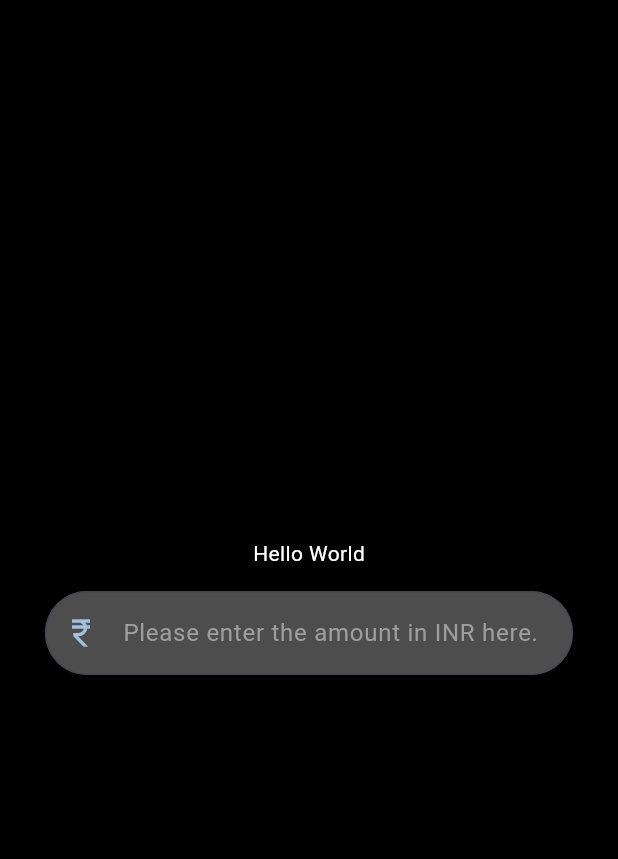
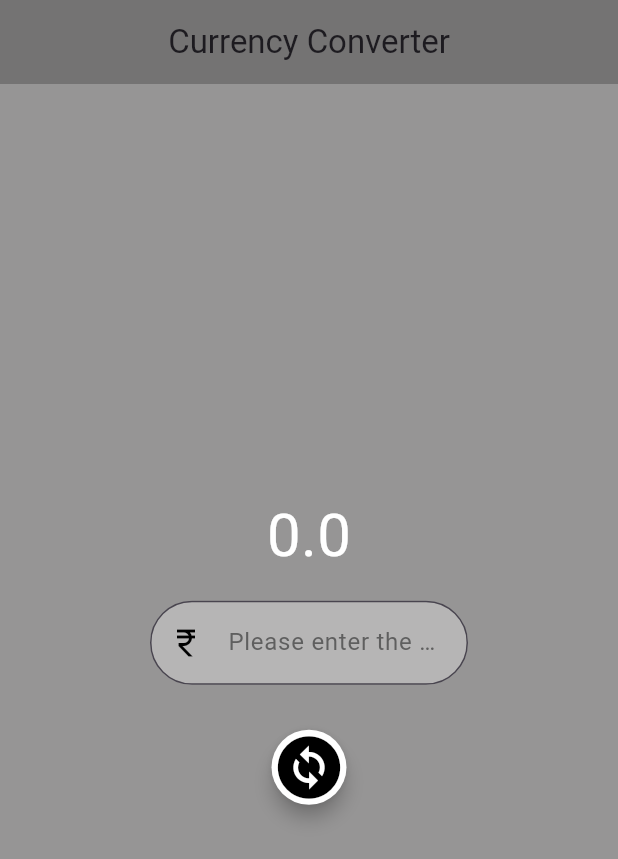
Before and after one commit to Manal-Mukarram/My-First-Flutter-Project, a Flutter app: the screen it shows after launch, on a phone screen of 412 x 824 dp. Shown: the top 859 px of the screen. Run offline on Flutter 3.47's test engine with Material 3 defaults, Android fonts, the phone set to English and light mode, and no system bars.

Commit message:
tried getting a result value using stateless widget, which didn't work, hence understood the need of stateful widget

```diff
--- a/lib/material_page.dart
+++ b/lib/material_page.dart
@@ -5,6 +5,8 @@ class MyMaterialPage extends StatelessWidget {
 
   @override
   Widget build(BuildContext context) {
+    double convertedValue = 0;
+    final TextEditingController textEditingController = TextEditingController();
     const myBorder = OutlineInputBorder(
       borderRadius: BorderRadius.all(
         Radius.circular(50),
@@ -12,27 +14,36 @@ class MyMaterialPage extends StatelessWidget {
       borderSide: BorderSide(color: Colors.white, width: 1),
     );
     return Scaffold(
-      backgroundColor: Colors.black,
+      backgroundColor: const Color.fromARGB(255, 150, 149, 149),
+      appBar: AppBar(
+        backgroundColor: const Color.fromARGB(255, 116, 115, 115),
+        centerTitle: true,
+        title: const Text('Currency Converter'),
+      ),
       body: Center(
         child: Column(
           mainAxisAlignment: MainAxisAlignment.center,
           children: [
-            const Text(
-              'Hello World',
-              style: TextStyle(color: Colors.white),
+            // CONVERTED VALUE
+            Text(
+              convertedValue.toString(),
+              style: const TextStyle(color: Colors.white, fontSize: 40),
             ),
+
+            // INR AMOUNT TEXTFIELD
             Container(
-              padding: const EdgeInsets.fromLTRB(30, 15, 30, 15),
-              child: const TextField(
-                style: TextStyle(color: Colors.white),
-                decoration: InputDecoration(
+              padding: const EdgeInsets.fromLTRB(100, 15, 100, 15),
+              child: TextField(
+                controller: textEditingController,
+                style: const TextStyle(color: Color.fromARGB(255, 0, 0, 0)),
+                decoration: const InputDecoration(
                   hintText: 'Please enter the amount in INR here.',
-                  hintStyle: TextStyle(color: Colors.grey),
+                  hintStyle: TextStyle(color: Color.fromARGB(255, 95, 95, 95)),
                   filled: true,
                   fillColor: Colors.white30,
                   prefixIcon: Icon(
                     Icons.currency_rupee,
-                    color: Color.fromARGB(255, 162, 195, 223),
+                    color: Color.fromARGB(255, 0, 0, 0),
                   ),
                   border: OutlineInputBorder(
                     borderRadius: BorderRadius.all(
@@ -41,11 +52,34 @@ class MyMaterialPage extends StatelessWidget {
                   ),
                   focusedBorder: myBorder,
                 ),
-                keyboardType: TextInputType.numberWithOptions(
+                keyboardType: const TextInputType.numberWithOptions(
                   decimal: true,
                 ),
               ),
             ),
+
+            // CONVERTER BUTTON
+            Container(
+              padding: const EdgeInsets.fromLTRB(30, 15, 30,
+                  15), // added padding in case I need to use button in rectangular shape
+              child: ElevatedButton(
+                onPressed: () => convertedValue =
+                    double.parse(textEditingController.text) * 81,
+                style: const ButtonStyle(
+                  backgroundColor: MaterialStatePropertyAll(Colors.white),
+                  foregroundColor: MaterialStatePropertyAll(
+                    Color.fromARGB(255, 0, 0, 0),
+                  ),
+                  shape: MaterialStatePropertyAll(CircleBorder()),
+                  elevation: MaterialStatePropertyAll(5),
+                  shadowColor: MaterialStatePropertyAll(
+                    Color.fromARGB(255, 0, 0, 0),
+                  ), // in case bg is black, use white shadow
+                  iconSize: MaterialStatePropertyAll(50),
+                ),
+                child: const Icon(Icons.change_circle),
+              ),
+            )
           ],
         ),
       ),
```
Also changed, not shown: 1 other file.
